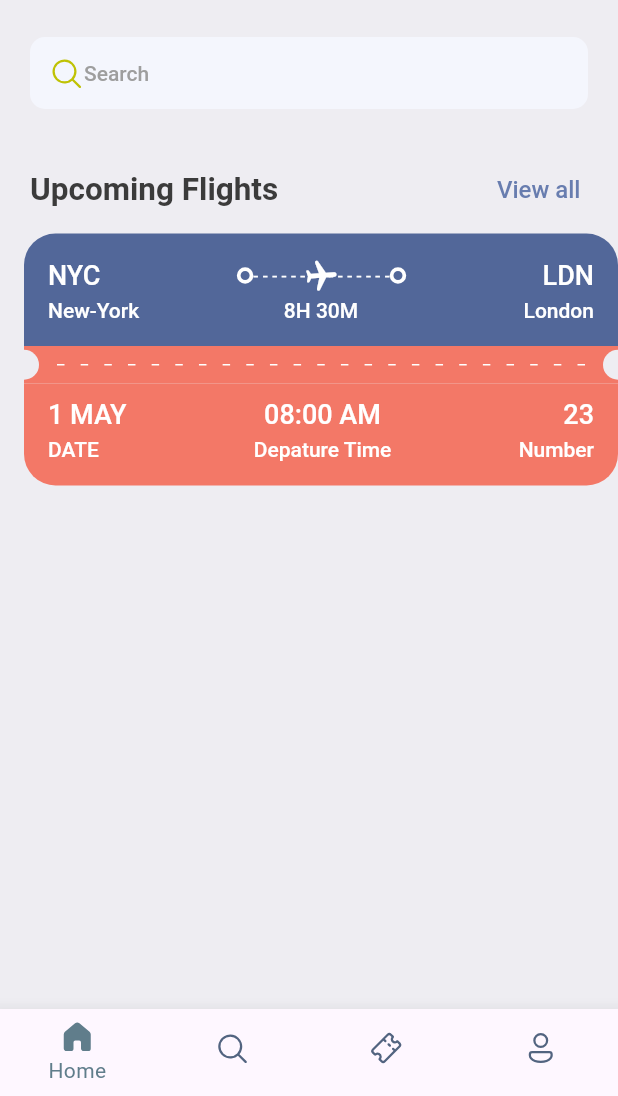
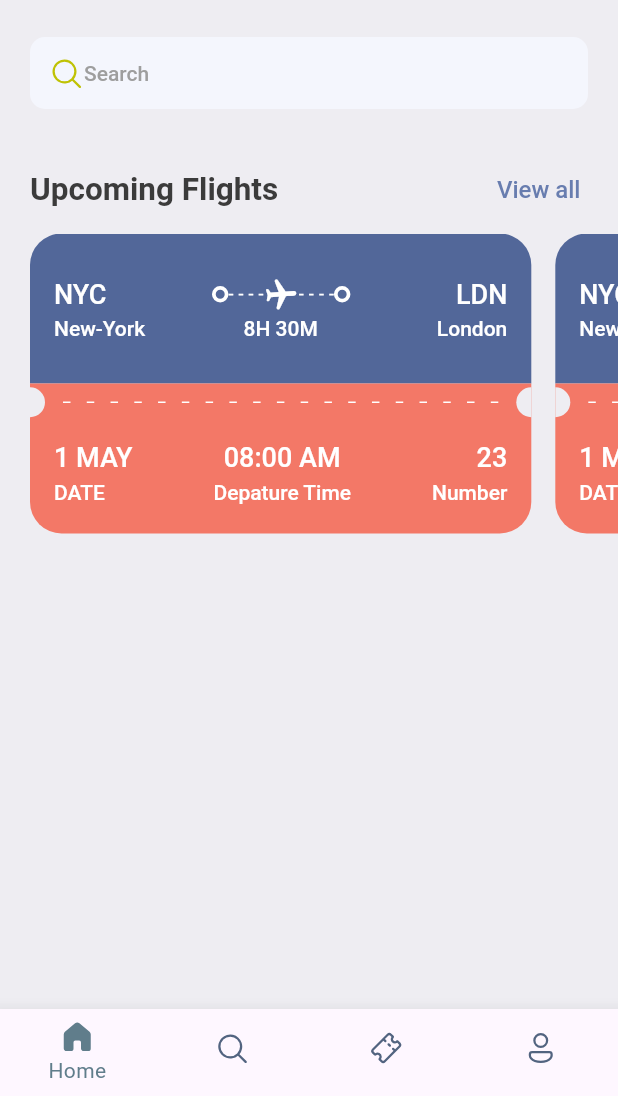
Before and after one commit to fjr619/BookTickets, a Flutter app: the screen it shows after launch, on a phone screen of 412 x 824 dp, the part 140-1236 px from its top. Run offline on Flutter 3.47's test engine with Material 2 defaults, Android fonts, the phone set to English and light mode, and no system bars; our stand-ins replace fluentui_system_icons, gap.

Commit message:
home screen: ticket view part 3

```diff
--- a/lib/screens/home/home_screen.dart
+++ b/lib/screens/home/home_screen.dart
@@ -103,7 +103,16 @@ class HomeScreen extends StatelessWidget {
             ),
           ),
           const Gap(5),
-          TicketView(),
+          SingleChildScrollView(
+            scrollDirection: Axis.horizontal,
+            padding: EdgeInsets.only(left: 20),
+            child: Row(
+              children: [
+                TicketView(),
+                TicketView(),
+              ],
+            ),
+          )
         ],
       ),
     );
--- a/lib/screens/home/ticket_view.dart
+++ b/lib/screens/home/ticket_view.dart
@@ -12,22 +12,24 @@ class TicketView extends StatelessWidget {
   Widget build(BuildContext context) {
     final size = AppLayout.getSize(context);
 
-    return SizedBox(
-      width: size.width,
+    return Container(
+      width: size.width * 0.85,
       height: 200,
       child: Container(
-        margin: const EdgeInsets.only(left: 16),
+        margin: const EdgeInsets.only(right: 16),
         child: Column(
           children: [
             //showing the part of the card/ticket
             Container(
               padding: const EdgeInsets.all(16),
+              height: 100,
               decoration: BoxDecoration(
                   color: Styles.blueColor,
                   borderRadius: const BorderRadius.only(
                       topLeft: Radius.circular(21),
                       topRight: Radius.circular(21))),
               child: Column(
+                mainAxisAlignment: MainAxisAlignment.center,
                 children: [
                   Row(
                     children: [
@@ -102,36 +104,53 @@ class TicketView extends StatelessWidget {
                           width: 100,
                           child: Text("London",
                               style: Styles.headlineTextStyle4
-                                  .copyWith(color: Colors.white), textAlign: TextAlign.end))
+                                  .copyWith(color: Colors.white),
+                              textAlign: TextAlign.end))
                     ],
                   ),
                 ],
               ),
             ),
 
-            //showing the orange part of the card/ticket
+            Expanded(
+                child:
                 Container(
+                    decoration: BoxDecoration(
                         color: Styles.orangeColor,
-              child: Row(
+                        borderRadius: const BorderRadius.only(
+                            bottomLeft: Radius.circular(21),
+                            bottomRight: Radius.circular(21))),
+                    child: Column(
+                      children: [
+                        Row(
                           children: [
                             Container(
                               height: 20,
                               width: 10,
                               decoration: BoxDecoration(
                                   color: Styles.bgColor,
-                        borderRadius: const BorderRadius.only(topRight: Radius.circular(10), bottomRight: Radius.circular(10))
+                                  borderRadius: const BorderRadius.only(
+                                      topRight: Radius.circular(10),
+                                      bottomRight: Radius.circular(10))),
                             ),
-                  ),
-
-                  Expanded(child: Padding(
+                            Expanded(
+                                child: Padding(
                               padding: const EdgeInsets.all(12.0),
                               child: LayoutBuilder(
                                 builder: (context, constraints) {
                                   return Flex(
                                     direction: Axis.horizontal,
-                          mainAxisAlignment: MainAxisAlignment.spaceBetween,
+                                    mainAxisAlignment:
+                                        MainAxisAlignment.spaceBetween,
                                     mainAxisSize: MainAxisSize.max,
-                          children: List.generate((constraints.constrainWidth()/15).floor(), (index) => Container(width: 5, height: 1, decoration: const BoxDecoration(color: Colors.white))),
+                                    children: List.generate(
+                                        (constraints.constrainWidth() / 15)
+                                            .floor(),
+                                        (index) => Container(
+                                            width: 5,
+                                            height: 1,
+                                            decoration: const BoxDecoration(
+                                                color: Colors.white))),
                                   );
                                 },
                               ),
@@ -141,54 +160,62 @@ class TicketView extends StatelessWidget {
                               width: 10,
                               decoration: BoxDecoration(
                                   color: Styles.bgColor,
-                        borderRadius: const BorderRadius.only(topLeft: Radius.circular(10), bottomLeft: Radius.circular(10))
+                                  borderRadius: const BorderRadius.only(
+                                      topLeft: Radius.circular(10),
+                                      bottomLeft: Radius.circular(10))),
                             ),
-                  ),
-
                           ],
                         ),
-            ),
-
-            //
-            Container(
+                        Expanded(
+                            child: Container(
                           padding: const EdgeInsets.fromLTRB(16, 10, 16, 16),
-              decoration: BoxDecoration(
-                  color: Styles.orangeColor,
-                  borderRadius: const BorderRadius.only(
-                      bottomLeft: Radius.circular(21),
-                      bottomRight: Radius.circular(21))),
                           child: Row(
                             mainAxisAlignment: MainAxisAlignment.spaceBetween,
                             children: [
                               Column(
                                 crossAxisAlignment: CrossAxisAlignment.start,
+                                mainAxisAlignment: MainAxisAlignment.center,
                                 children: [
-                      Text("1 MAY", style: Styles.headlineTextStyle3.copyWith(color: Colors.white)),
+                                  Text("1 MAY",
+                                      style: Styles.headlineTextStyle3
+                                          .copyWith(color: Colors.white)),
                                   const Gap(5),
-                      Text("DATE", style: Styles.headlineTextStyle4.copyWith(color: Colors.white))
+                                  Text("DATE",
+                                      style: Styles.headlineTextStyle4
+                                          .copyWith(color: Colors.white))
                                 ],
                               ),
-
                               Column(
                                 crossAxisAlignment: CrossAxisAlignment.center,
+                                mainAxisAlignment: MainAxisAlignment.center,
                                 children: [
-                      Text("08:00 AM", style: Styles.headlineTextStyle3.copyWith(color: Colors.white)),
+                                  Text("08:00 AM",
+                                      style: Styles.headlineTextStyle3
+                                          .copyWith(color: Colors.white)),
                                   const Gap(5),
-                      Text("Depature Time", style: Styles.headlineTextStyle4.copyWith(color: Colors.white))
+                                  Text("Depature Time",
+                                      style: Styles.headlineTextStyle4
+                                          .copyWith(color: Colors.white))
                                 ],
                               ),
-
                               Column(
                                 crossAxisAlignment: CrossAxisAlignment.end,
+                                mainAxisAlignment: MainAxisAlignment.center,
                                 children: [
-                      Text("23", style: Styles.headlineTextStyle3.copyWith(color: Colors.white)),
+                                  Text("23",
+                                      style: Styles.headlineTextStyle3
+                                          .copyWith(color: Colors.white)),
                                   const Gap(5),
-                      Text("Number", style: Styles.headlineTextStyle4.copyWith(color: Colors.white))
+                                  Text("Number",
+                                      style: Styles.headlineTextStyle4
+                                          .copyWith(color: Colors.white))
                                 ],
                               )
                             ],
                           ),
-            )
+                        ))
+                      ],
+                    )))
           ],
         ),
       ),
```
Lines whose indentation alone changed are shown as unchanged.
